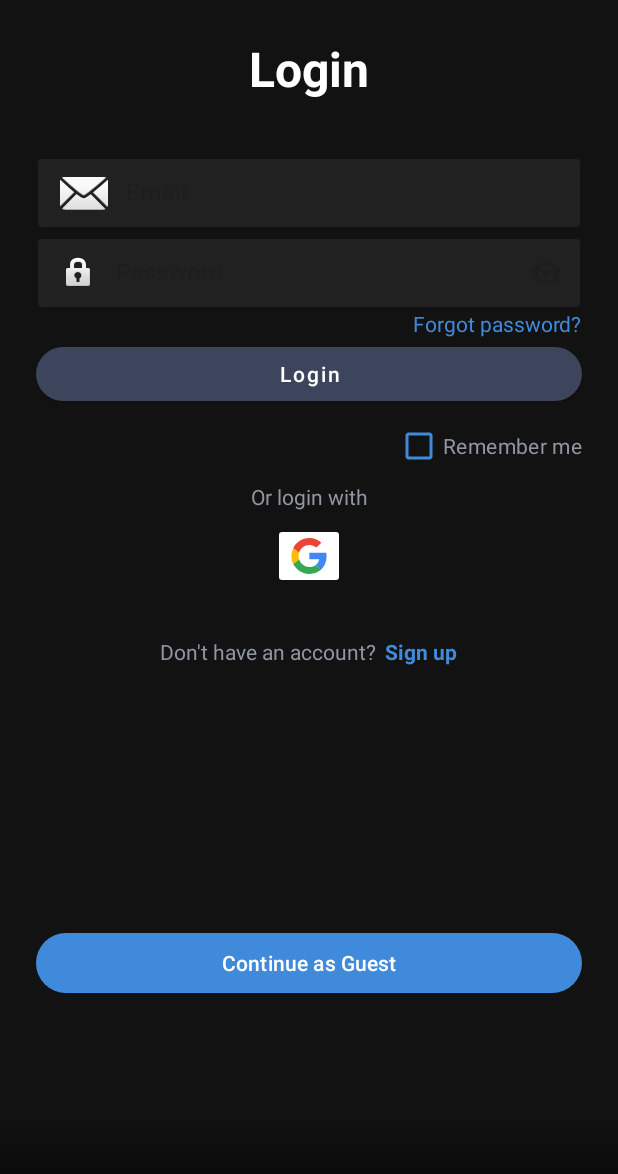
After one commit to Kochipek/obss-movies, an Android app: the LoginFragment screen opened through its navigation route, on a phone screen of 412 x 824 dp. The commit adds this screen. Shown: the top 1174 px of the screen. Run offline under Robolectric (Android 15) with nearby library versions, the phone set to English and light mode, and no system bars; our stand-ins replace Dagger/Hilt's generated code, Firebase (no records; nobody signed in at launch, a user with empty details on screens opened directly), navigation-ui; libraries missing offline, so code that uses them is left out: com.tbuonomo.viewpagerdotsindicator; 2 statements that could not run were skipped.

Commit message:
Implement login functionality with UI and ViewModel integration

```diff
--- a/app/src/main/java/com/ipekkochisarli/obssmovies/features/login/di/AuthModule.kt
+++ b/app/src/main/java/com/ipekkochisarli/obssmovies/features/login/di/AuthModule.kt
@@ -3,13 +3,15 @@ package com.ipekkochisarli.obssmovies.features.login.di
 import com.google.firebase.Firebase
 import com.google.firebase.auth.FirebaseAuth
 import com.google.firebase.auth.auth
+import com.ipekkochisarli.obssmovies.features.login.data.AuthRepositoryImpl
 import com.ipekkochisarli.obssmovies.features.login.data.firebase.AuthDataSource
 import com.ipekkochisarli.obssmovies.features.login.data.firebase.AuthDataSourceImpl
+import com.ipekkochisarli.obssmovies.features.login.domain.AuthRepository
 import dagger.Module
 import dagger.Provides
 import dagger.hilt.InstallIn
 import dagger.hilt.components.SingletonComponent
-import jakarta.inject.Singleton
+import javax.inject.Singleton
 
 @Module
 @InstallIn(SingletonComponent::class)
@@ -21,4 +23,8 @@ object AuthModule {
     @Provides
     @Singleton
     fun provideAuthenticationDataSource(firebaseAuth: FirebaseAuth): AuthDataSource = AuthDataSourceImpl(firebaseAuth)
+
+    @Provides
+    @Singleton
+    fun provideAuthRepository(authDataSource: AuthDataSource): AuthRepository = AuthRepositoryImpl(authDataSource)
 }
--- a/app/src/main/java/com/ipekkochisarli/obssmovies/features/login/domain/CheckEmailRegisteredUseCase.kt
+++ b/app/src/main/java/com/ipekkochisarli/obssmovies/features/login/domain/CheckEmailRegisteredUseCase.kt
@@ -8,9 +8,5 @@ class CheckEmailRegisteredUseCase
     constructor(
         private val authRepository: AuthRepository,
     ) {
-        suspend operator fun invoke(email: String): Boolean =
-            when (val result = authRepository.checkIfEmailExists(email)) {
-                is ApiResult.Success -> result.data
-                is ApiResult.Error -> false // ! todo handle error properly later
-            }
+        suspend operator fun invoke(email: String): ApiResult<Boolean> = authRepository.checkIfEmailExists(email)
     }
--- a/app/src/main/java/com/ipekkochisarli/obssmovies/features/login/domain/RegisterUseCase.kt
+++ b/app/src/main/java/com/ipekkochisarli/obssmovies/features/login/domain/RegisterUseCase.kt
@@ -1,17 +1,16 @@
 package com.ipekkochisarli.obssmovies.features.login.domain
 
+import com.google.firebase.auth.FirebaseUser
 import com.ipekkochisarli.obssmovies.core.network.ApiResult
+import javax.inject.Inject
 
-class RegisterUseCase(
-    private val authRepository: AuthRepository,
-) {
-    suspend operator fun invoke(
-        email: String,
-        password: String,
+class RegisterUseCase
+    @Inject
+    constructor(
+        private val authRepository: AuthRepository,
     ) {
-        when (val result = authRepository.registerUser(email, password)) {
-            is ApiResult.Success -> true
-            is ApiResult.Error -> result.exception.message
-        }
+        suspend operator fun invoke(
+            email: String,
+            password: String,
+        ): ApiResult<FirebaseUser> = authRepository.registerUser(email, password)
     }
-}
--- /dev/null
+++ b/app/src/main/java/com/ipekkochisarli/obssmovies/features/login/presentation/LoginFragment.kt
@@ -0,0 +1,133 @@
+package com.ipekkochisarli.obssmovies.features.login.presentation
+
+import android.os.Bundle
+import android.view.LayoutInflater
+import android.view.View
+import android.view.ViewGroup
+import android.widget.Toast
+import androidx.fragment.app.Fragment
+import androidx.fragment.app.viewModels
+import androidx.lifecycle.lifecycleScope
+import androidx.navigation.fragment.findNavController
+import androidx.navigation.navOptions
+import com.google.android.material.button.MaterialButton
+import com.google.android.material.checkbox.MaterialCheckBox
+import com.google.android.material.textfield.TextInputEditText
+import com.ipekkochisarli.obssmovies.R
+import com.ipekkochisarli.obssmovies.core.data.PreferencesManager
+import com.ipekkochisarli.obssmovies.databinding.FragmentLoginBinding
+import dagger.hilt.android.AndroidEntryPoint
+import kotlinx.coroutines.flow.collectLatest
+import javax.inject.Inject
+
+@AndroidEntryPoint
+class LoginFragment : Fragment() {
+    private var _binding: FragmentLoginBinding? = null
+    private val binding get() = _binding!!
+
+    private val viewModel: LoginViewModel by viewModels()
+
+    @Inject
+    lateinit var preferencesManager: PreferencesManager
+
+    override fun onCreateView(
+        inflater: LayoutInflater,
+        container: ViewGroup?,
+        savedInstanceState: Bundle?,
+    ): View {
+        _binding = FragmentLoginBinding.inflate(inflater, container, false)
+        return binding.root
+    }
+
+    override fun onViewCreated(
+        view: View,
+        savedInstanceState: Bundle?,
+    ) {
+        super.onViewCreated(view, savedInstanceState)
+
+        setupRememberMe()
+        setupClickListeners()
+        observeViewModel()
+    }
+
+    private fun setupRememberMe() {
+        if (preferencesManager.isRememberMeEnabled()) {
+            binding.etEmail.setText(preferencesManager.getSavedEmail())
+            binding.checkboxRememberMe.isChecked = true
+        }
+    }
+
+    private fun setupClickListeners() {
+        binding.btnLogin.setOnClickListener {
+            onLoginClicked()
+        }
+
+        binding.btnContinueAsGuest.setOnClickListener {
+            onContinueAsGuestClicked()
+        }
+    }
+
+    private fun onLoginClicked() {
+        val email =
+            binding.etEmail.text
+                ?.toString()
+                ?.trim()
+        val password =
+            binding.etPassword.text
+                ?.toString()
+                ?.trim()
+
+        if (email.isNullOrEmpty() || password.isNullOrEmpty()) {
+            showToast("Email ve şifre giriniz")
+            return
+        }
+
+        viewModel.loginUser(email, password)
+    }
+
+    private fun onContinueAsGuestClicked() {
+        viewModel.loginGuest()
+    }
+
+    private fun observeViewModel() {
+        lifecycleScope.launchWhenStarted {
+            viewModel.authState.collectLatest { state ->
+                if (state.isUserLoggedIn) {
+                    handleSuccessfulLogin()
+                }
+
+                state.errorMessage?.let { showToast(it) }
+            }
+        }
+    }
+
+    private fun handleSuccessfulLogin() {
+        if (binding.checkboxRememberMe.isChecked) {
+            preferencesManager.setRememberMeEnabled(true)
+            preferencesManager.saveEmail(binding.etEmail.text.toString())
+        } else {
+            preferencesManager.setRememberMeEnabled(false)
+        }
+        preferencesManager.setUserLoggedIn(true)
+
+        val navOptions =
+            navOptions {
+                popUpTo(R.id.loginFragment) { inclusive = true }
+            }
+
+        findNavController().navigate(
+            R.id.action_loginFragment_to_homeFragment,
+            null,
+            navOptions,
+        )
+    }
+
+    private fun showToast(message: String) {
+        Toast.makeText(requireContext(), message, Toast.LENGTH_SHORT).show()
+    }
+
+    override fun onDestroyView() {
+        super.onDestroyView()
+        _binding = null
+    }
+}
--- /dev/null
+++ b/app/src/main/java/com/ipekkochisarli/obssmovies/features/login/presentation/LoginUiState.kt
@@ -0,0 +1,9 @@
+package com.ipekkochisarli.obssmovies.features.login.presentation
+
+data class LoginUiState(
+    val isUserLoggedIn: Boolean = false,
+    val isUserSignedUp: Boolean = false,
+    val isEmailAlreadyExists: Boolean = false,
+    val isLoading: Boolean = false,
+    val errorMessage: String? = null,
+)
--- /dev/null
+++ b/app/src/main/res/drawable/ic_google.xml
@@ -0,0 +1,18 @@
+<vector xmlns:android="http://schemas.android.com/apk/res/android"
+    android:width="24dp"
+    android:height="24dp"
+    android:viewportWidth="262"
+    android:viewportHeight="262">
+  <path
+      android:pathData="M258.88,133.45c0,-10.73 -0.87,-18.57 -2.76,-26.69L133.55,106.76v48.45h71.95c-1.45,12.04 -9.28,30.17 -26.69,42.36l-0.24,1.62 38.76,30.02 2.68,0.27c24.66,-22.77 38.88,-56.28 38.88,-96.03"
+      android:fillColor="#4285F4"/>
+  <path
+      android:pathData="M133.55,261.1c35.25,0 64.84,-11.6 86.45,-31.62l-41.2,-31.91c-11.02,7.69 -25.82,13.06 -45.26,13.06 -34.52,0 -63.82,-22.77 -74.27,-54.25l-1.53,0.13 -40.3,31.19 -0.53,1.47C38.39,231.8 82.49,261.1 133.55,261.1"
+      android:fillColor="#34A853"/>
+  <path
+      android:pathData="M59.28,156.37c-2.76,-8.12 -4.35,-16.83 -4.35,-25.82 0,-8.99 1.6,-17.7 4.21,-25.82l-0.07,-1.73L18.26,71.31l-1.34,0.63C8.08,89.64 3,109.52 3,130.55s5.08,40.9 13.93,58.6l42.36,-32.78"
+      android:fillColor="#FBBC05"/>
+  <path
+      android:pathData="M133.55,50.48c24.51,0 41.05,10.59 50.48,19.44l36.84,-35.97C198.24,12.91 168.8,0 133.55,0 82.49,0 38.39,29.3 16.92,71.95l42.21,32.78c10.59,-31.48 39.89,-54.25 74.41,-54.25"
+      android:fillColor="#EB4335"/>
+</vector>
--- /dev/null
+++ b/app/src/main/res/layout/fragment_login.xml
@@ -0,0 +1,223 @@
+<?xml version="1.0" encoding="utf-8"?>
+<androidx.constraintlayout.widget.ConstraintLayout xmlns:android="http://schemas.android.com/apk/res/android"
+    xmlns:app="http://schemas.android.com/apk/res-auto"
+    android:id="@+id/rootConstraintLayout"
+    android:layout_width="match_parent"
+    android:layout_height="match_parent"
+    android:background="@color/dark_background"
+    android:padding="24dp">
+
+    <androidx.core.widget.NestedScrollView
+        android:id="@+id/scrollView"
+        android:layout_width="0dp"
+        android:layout_height="0dp"
+        android:fillViewport="true"
+        app:layout_constraintBottom_toBottomOf="parent"
+        app:layout_constraintEnd_toEndOf="parent"
+        app:layout_constraintStart_toStartOf="parent"
+        app:layout_constraintTop_toTopOf="parent">
+
+        <androidx.constraintlayout.widget.ConstraintLayout
+            android:layout_width="match_parent"
+            android:layout_height="wrap_content">
+
+            <TextView
+                android:id="@+id/tv_login_title"
+                android:layout_width="0dp"
+                android:layout_height="wrap_content"
+                android:gravity="center"
+                android:paddingBottom="32dp"
+                android:text="@string/login"
+                android:textColor="@color/white"
+                android:textSize="32sp"
+                android:textStyle="bold"
+                app:layout_constraintEnd_toEndOf="parent"
+                app:layout_constraintStart_toStartOf="parent"
+                app:layout_constraintTop_toTopOf="parent" />
+
+            <com.google.android.material.textfield.TextInputLayout
+                android:id="@+id/til_email"
+                style="@style/Widget.MaterialComponents.TextInputLayout.OutlinedBox"
+                android:layout_width="0dp"
+                android:layout_height="wrap_content"
+                android:layout_marginBottom="16dp"
+                app:boxBackgroundColor="@color/semi_transparent_gray"
+                app:boxStrokeColor="@color/primary_blue"
+                app:hintTextColor="@color/dark_secondary"
+                app:layout_constraintEnd_toEndOf="parent"
+                app:layout_constraintStart_toStartOf="parent"
+                app:layout_constraintTop_toBottomOf="@id/tv_login_title">
+
+                <com.google.android.material.textfield.TextInputEditText
+                    android:id="@+id/et_email"
+                    android:layout_width="match_parent"
+                    android:layout_height="48dp"
+                    android:drawableStart="@android:drawable/ic_dialog_email"
+                    android:drawablePadding="12dp"
+                    android:hint="@string/email"
+                    android:inputType="textEmailAddress"
+                    android:textColor="@color/white"
+                    android:textColorHint="@color/dark_secondary" />
+            </com.google.android.material.textfield.TextInputLayout>
+
+            <com.google.android.material.textfield.TextInputLayout
+                android:id="@+id/til_password"
+                style="@style/Widget.MaterialComponents.TextInputLayout.OutlinedBox"
+                android:layout_width="0dp"
+                android:layout_height="wrap_content"
+                android:layout_marginBottom="12dp"
+                app:boxBackgroundColor="@color/semi_transparent_gray"
+                app:boxStrokeColor="@color/primary_blue"
+                app:endIconMode="password_toggle"
+                app:hintTextColor="@color/dark_yellow"
+                app:layout_constraintEnd_toEndOf="parent"
+                app:layout_constraintStart_toStartOf="parent"
+                app:layout_constraintTop_toBottomOf="@id/til_email">
+
+                <com.google.android.material.textfield.TextInputEditText
+                    android:id="@+id/et_password"
+                    android:layout_width="match_parent"
+                    android:layout_height="48dp"
+                    android:drawableStart="@android:drawable/ic_lock_idle_lock"
+                    android:drawablePadding="12dp"
+                    android:hint="@string/password"
+                    android:inputType="textPassword"
+                    android:textColor="@color/white"
+                    android:textColorHint="@color/bottom_nav_icon_color" />
+            </com.google.android.material.textfield.TextInputLayout>
+
+            <com.google.android.material.textfield.TextInputLayout
+                android:id="@+id/til_username"
+                style="@style/Widget.MaterialComponents.TextInputLayout.OutlinedBox"
+                android:layout_width="0dp"
+                android:layout_height="wrap_content"
+                android:layout_marginBottom="16dp"
+                android:visibility="gone"
+                app:boxBackgroundColor="@color/semi_transparent_gray"
+                app:boxStrokeColor="@color/primary_blue"
+                app:hintTextColor="@color/dark_secondary"
+                app:layout_constraintEnd_toEndOf="parent"
+                app:layout_constraintStart_toStartOf="parent"
+                app:layout_constraintTop_toBottomOf="@id/til_email">
+
+                <com.google.android.material.textfield.TextInputEditText
+                    android:id="@+id/et_username"
+                    android:layout_width="match_parent"
+                    android:layout_height="48dp"
+                    android:drawableStart="@android:drawable/ic_menu_myplaces"
+                    android:drawablePadding="12dp"
+                    android:hint="@string/username"
+                    android:inputType="textPersonName"
+                    android:textColor="@color/white"
+                    android:textColorHint="@color/dark_secondary" />
+            </com.google.android.material.textfield.TextInputLayout>
+
+
+            <TextView
+                android:id="@+id/tv_forgot_password"
+                android:layout_width="wrap_content"
+                android:layout_height="wrap_content"
+                android:layout_marginBottom="24dp"
+                android:text="@string/forgot_password"
+                android:textColor="@color/primary_blue"
+                android:textSize="14sp"
+                app:layout_constraintEnd_toEndOf="parent"
+                app:layout_constraintTop_toBottomOf="@id/til_password" />
+
+            <com.google.android.material.button.MaterialButton
+                android:id="@+id/btn_login"
+                style="@style/Widget.MaterialComponents.Button"
+                android:layout_width="0dp"
+                android:layout_height="48dp"
+                android:text="@string/login"
+                android:textAllCaps="false"
+                android:textColor="@color/white"
+                app:backgroundTint="@color/dark_outline"
+                app:cornerRadius="24dp"
+                app:layout_constraintEnd_toEndOf="parent"
+                app:layout_constraintStart_toStartOf="parent"
+                app:layout_constraintTop_toBottomOf="@id/tv_forgot_password" />
+
+            <CheckBox
+                android:id="@+id/checkbox_remember_me"
+                android:layout_width="wrap_content"
+                android:layout_height="wrap_content"
+                android:buttonTint="@color/primary_blue"
+                android:text="@string/remember_me"
+                android:textColor="@color/dark_secondary"
+                app:layout_constraintEnd_toEndOf="parent"
+                app:layout_constraintTop_toBottomOf="@id/btn_login" />
+
+            <TextView
+                android:id="@+id/tv_or_login_with"
+                android:layout_width="wrap_content"
+                android:layout_height="wrap_content"
+                android:text="@string/or_login_with"
+                android:textColor="@color/dark_secondary"
+                android:textSize="14sp"
+                app:layout_constraintEnd_toEndOf="parent"
+                app:layout_constraintStart_toStartOf="parent"
+                app:layout_constraintTop_toBottomOf="@+id/checkbox_remember_me" />
+
+            <androidx.appcompat.widget.AppCompatImageButton
+                android:id="@+id/btn_google_login"
+                android:layout_width="wrap_content"
+                android:layout_height="wrap_content"
+                android:layout_marginTop="8dp"
+                android:src="@drawable/ic_google"
+                android:textColor="@color/black"
+                app:backgroundTint="@color/white"
+                app:cornerRadius="24dp"
+                app:layout_constraintEnd_toEndOf="parent"
+                app:layout_constraintStart_toStartOf="parent"
+                app:layout_constraintTop_toBottomOf="@id/tv_or_login_with" />
+
+            <LinearLayout
+                android:id="@+id/ll_sign_up_section"
+                android:layout_width="0dp"
+                android:layout_height="wrap_content"
+                android:layout_marginTop="32dp"
+                android:gravity="center"
+                android:orientation="horizontal"
+                app:layout_constraintEnd_toEndOf="parent"
+                app:layout_constraintStart_toStartOf="parent"
+                app:layout_constraintTop_toBottomOf="@id/btn_google_login">
+
+                <TextView
+                    android:id="@+id/tv_no_account"
+                    android:layout_width="wrap_content"
+                    android:layout_height="wrap_content"
+                    android:text="@string/don_t_have_an_account"
+                    android:textColor="@color/dark_secondary"
+                    android:textSize="14sp" />
+
+                <TextView
+                    android:id="@+id/tv_sign_up"
+                    android:layout_width="wrap_content"
+                    android:layout_height="wrap_content"
+                    android:paddingStart="6dp"
+                    android:text="@string/sign_up"
+                    android:textColor="@color/primary_blue"
+                    android:textSize="14sp"
+                    android:textStyle="bold" />
+            </LinearLayout>
+
+            <com.google.android.material.button.MaterialButton
+                android:id="@+id/btn_continue_as_guest"
+                android:layout_width="0dp"
+                android:layout_height="48dp"
+                android:layout_marginTop="40dp"
+                android:text="@string/continue_as_guest"
+                android:textAllCaps="false"
+                android:textColor="@color/white"
+                app:backgroundTint="@color/primary_blue"
+                app:cornerRadius="24dp"
+                app:layout_constraintBottom_toBottomOf="parent"
+                app:layout_constraintEnd_toEndOf="parent"
+                app:layout_constraintStart_toStartOf="parent"
+                app:layout_constraintTop_toBottomOf="@id/ll_sign_up_section" />
+
+        </androidx.constraintlayout.widget.ConstraintLayout>
+    </androidx.core.widget.NestedScrollView>
+
+</androidx.constraintlayout.widget.ConstraintLayout>
--- a/app/src/main/res/navigation/nav_graph.xml
+++ b/app/src/main/res/navigation/nav_graph.xml
@@ -27,7 +27,11 @@
         </action>
         <action
             android:id="@+id/action_homeFragment_to_searchFragment"
-            app:destination="@id/searchFragment" />
+            app:destination="@id/searchFragment"
+            app:enterAnim="@anim/slide_in_right"
+            app:exitAnim="@anim/slide_out_left"
+            app:popEnterAnim="@anim/slide_in_left"
+            app:popExitAnim="@anim/slide_out_right" />
 
     </fragment>
 
@@ -36,8 +40,8 @@
         android:name="com.ipekkochisarli.obssmovies.features.onboarding.presentation.OnBoardingFragment"
         android:label="OnBoardingFragment">
         <action
-            android:id="@+id/action_onBoardingFragment_to_homeFragment"
-            app:destination="@id/homeFragment"
+            android:id="@+id/action_onBoardingFragment_to_loginFragment"
+            app:destination="@id/loginFragment"
             app:enterAnim="@anim/slide_in_right"
             app:exitAnim="@anim/slide_out_left"
             app:popEnterAnim="@anim/slide_in_left"
@@ -63,4 +67,17 @@
             app:popEnterAnim="@anim/slide_in_left"
             app:popExitAnim="@anim/slide_out_right" />
     </fragment>
+    <fragment
+        android:id="@+id/loginFragment"
+        android:name="com.ipekkochisarli.obssmovies.features.login.presentation.LoginFragment"
+        android:label="fragment_login"
+        tools:layout="@layout/fragment_login" >
+        <action
+            android:id="@+id/action_loginFragment_to_homeFragment"
+            app:destination="@id/homeFragment"
+            app:enterAnim="@anim/slide_in_right"
+            app:exitAnim="@anim/slide_out_left"
+            app:popEnterAnim="@anim/slide_in_left"
+            app:popExitAnim="@anim/slide_out_right" />
+    </fragment>
 </navigation>
--- a/app/src/main/res/values/strings.xml
+++ b/app/src/main/res/values/strings.xml
@@ -24,4 +24,15 @@
     <string name="emptylist">Sorry, no results matching were found.\nPlease try a different title.</string>
     <string name="title_back_to_home">Go back home</string>
     <string name="search_results">Search Results</string>
+    <string name="don_t_have_an_account">Don\'t have an account?</string>
+    <string name="sign_up">Sign up</string>
+    <string name="password">Password</string>
+    <string name="email">Email</string>
+    <string name="sign_in_with_google">Sign in with Google</string>
+    <string name="forgot_password">Forgot password?</string>
+    <string name="continue_as_guest">Continue as Guest</string>
+    <string name="username">Username</string>
+    <string name="remember_me">Remember me</string>
+    <string name="or_login_with">Or login with</string>
+    <string name="login">Login</string>
 </resources>
```
Also changed, not shown: app/src/main/java/com/ipekkochisarli/obssmovies/core/data/PreferencesManager.kt (+39 -4 lines), app/src/main/java/com/ipekkochisarli/obssmovies/features/login/domain/LoginUseCase.kt (+2 -6 lines), app/src/main/java/com/ipekkochisarli/obssmovies/features/login/presentation/LoginViewModel.kt (added, +147 -0 lines), app/src/main/java/com/ipekkochisarli/obssmovies/features/onboarding/presentation/OnBoardingFragment.kt (+4 -4 lines).
